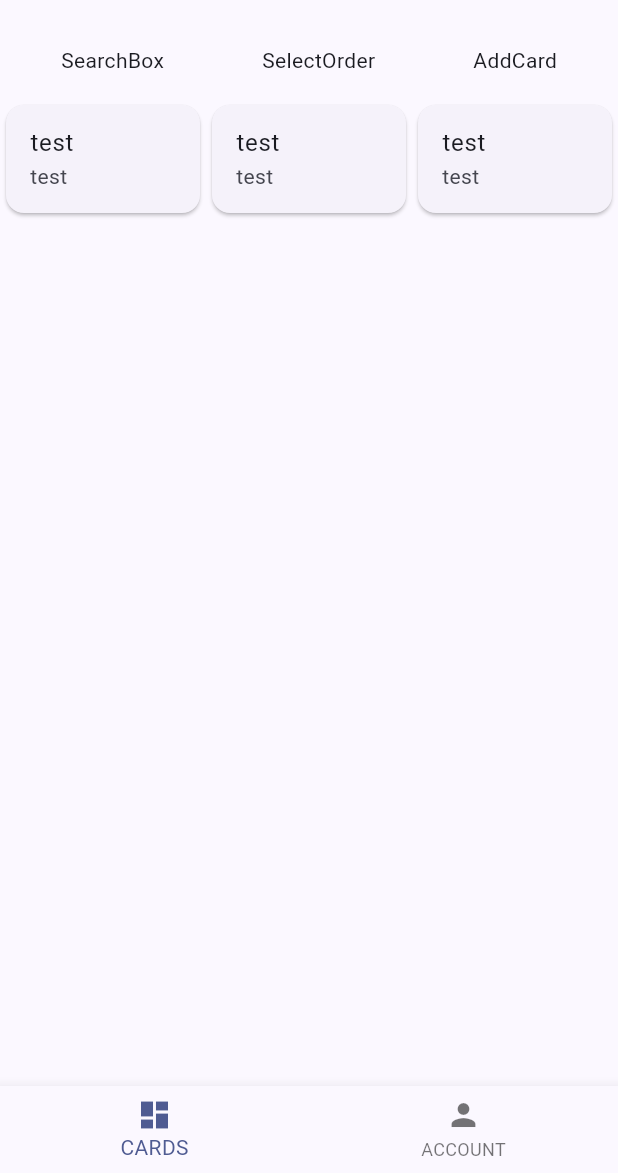
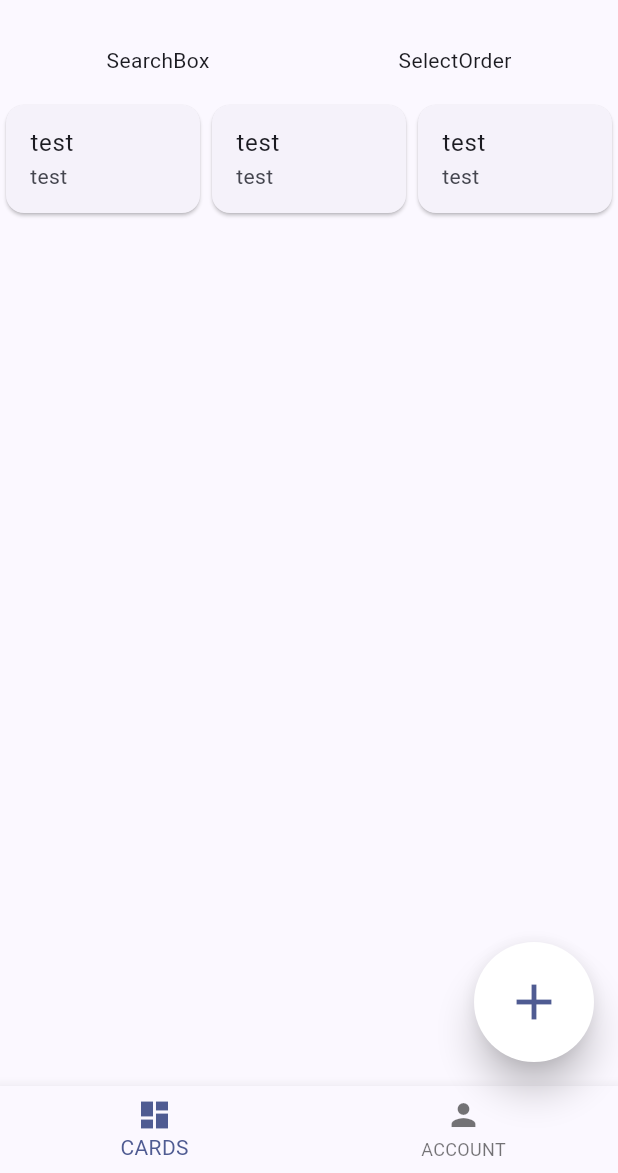
Before and after one commit to kenta-05/pokeca-manager, a Flutter app: the screen it shows after launch, on a phone screen of 412 x 824 dp, the part 63-1236 px from its top. Run offline on Flutter 3.47's test engine with Material 3 defaults, Android fonts, the phone set to English and light mode, and no system bars.

Commit message:
floatingActionButtonを追加

```diff
--- a/lib/screens/home_screen.dart
+++ b/lib/screens/home_screen.dart
@@ -36,6 +36,21 @@ class _HomeScreenState extends State<HomeScreen> {
       appBar: AppBar(
         title: const Text('Pokeca Wallet'),
       ),
+      floatingActionButton: SizedBox(
+        width: 80,
+        height: 80,
+        child: FloatingActionButton(
+          onPressed: () {},
+          shape: const CircleBorder(),
+          elevation: 10.0,
+          backgroundColor: Theme.of(context).colorScheme.primaryContainer,
+          child: Icon(
+            Icons.add,
+            size: 40.0,
+            color: Theme.of(context).colorScheme.primary,
+          ),
+        ),
+      ),
       body: PageView(
         controller: pageController,
         onPageChanged: (index) {
--- a/lib/themes/dark.dart
+++ b/lib/themes/dark.dart
@@ -5,6 +5,8 @@ final darkTheme = ThemeData(
   colorScheme: ColorScheme.fromSeed(
     seedColor: const Color.fromARGB(255, 46, 61, 120),
     brightness: Brightness.dark,
+  ).copyWith(
+    primaryContainer: Colors.black54, // ここでprimaryContainerの色を上書き
   ),
   textTheme: const TextTheme(),
 );
--- a/lib/themes/light.dart
+++ b/lib/themes/light.dart
@@ -3,8 +3,10 @@ import 'package:flutter/material.dart';
 final lightTheme = ThemeData(
   useMaterial3: true,
   colorScheme: ColorScheme.fromSeed(
-    seedColor: const Color.fromARGB(255, 104, 134, 255),
+    seedColor: const Color.fromARGB(255, 73, 109, 255),
     brightness: Brightness.light,
+  ).copyWith(
+    primaryContainer: Colors.white, // ここでprimaryContainerの色を上書き
   ),
   textTheme: const TextTheme(),
 );
--- a/lib/widgets/layout/control_panel.dart
+++ b/lib/widgets/layout/control_panel.dart
@@ -1,7 +1,6 @@
 import 'package:flutter/material.dart';
 import 'package:pokeca_wallet/widgets/ui/search_box.dart';
 import 'package:pokeca_wallet/widgets/ui/select_order.dart';
-import 'package:pokeca_wallet/widgets/ui/add_card.dart';
 
 class ControlPanel extends StatelessWidget {
   const ControlPanel({super.key});
@@ -18,7 +17,6 @@ class ControlPanel extends StatelessWidget {
         children: [
           SearchBox(),
           SelectOrder(),
-          AddCard(),
         ],
       ),
     );
--- a/lib/widgets/ui/add_card.dart
+++ /dev/null
@@ -1,10 +0,0 @@
-import 'package:flutter/material.dart';
-
-class AddCard extends StatelessWidget {
-  const AddCard({super.key});
-
-  @override
-  Widget build(BuildContext context) {
-    return const Text('AddCard');
-  }
-}
```
